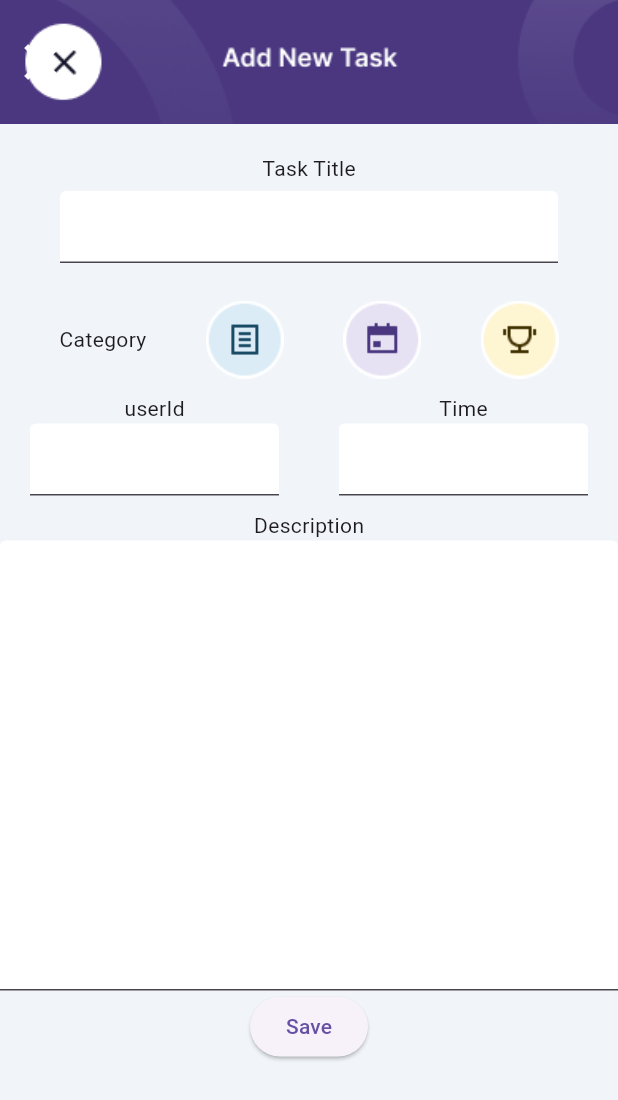
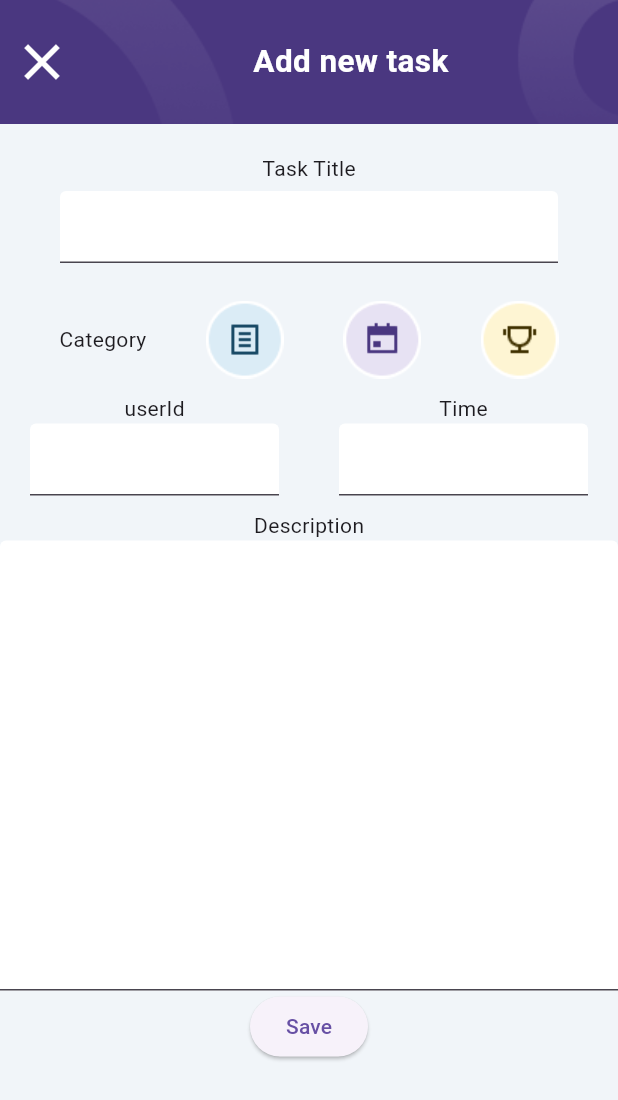
Before and after one commit to JavidIbra/flutter_todo_app, a Flutter app: the screen it shows after launch, after a tap on "Add Task", on a phone screen of 412 x 824 dp. Shown: the top 1100 px of the screen. Run offline on Flutter 3.47's test engine with Material 3 defaults, Android fonts, the phone set to English and light mode, and no system bars; our stand-ins replace hexcolor; network calls fail.

```diff
--- a/lib/main.dart
+++ b/lib/main.dart
@@ -16,6 +16,8 @@ class _MyAppState extends State<MyApp> {
   @override
   Widget build(BuildContext context) {
     return const MaterialApp(
-        debugShowCheckedModeBanner: false, home: HomeScreen());
+      debugShowCheckedModeBanner: false,
+      home: HomeScreen(),
+    );
   }
 }
--- a/lib/screens/add_new_task.dart
+++ b/lib/screens/add_new_task.dart
@@ -58,16 +58,16 @@ class _AddNewTaskScreenState extends State<AddNewTaskScreen> {
                         color: Colors.white,
                       ),
                     ),
-                    // const Expanded(
-                    //   child: Text(
-                    //     "Add new task",
-                    //     style: TextStyle(
-                    //         color: Colors.white,
-                    //         fontWeight: FontWeight.bold,
-                    //         fontSize: 21),
-                    //     textAlign: TextAlign.center,
-                    //   ),
-                    // )
+                    const Expanded(
+                      child: Text(
+                        "Add new task",
+                        style: TextStyle(
+                            color: Colors.white,
+                            fontWeight: FontWeight.bold,
+                            fontSize: 21),
+                        textAlign: TextAlign.center,
+                      ),
+                    ),
                   ],
                 ),
               ),
--- a/lib/screens/home.dart
+++ b/lib/screens/home.dart
@@ -17,6 +17,8 @@ class HomeScreen extends StatefulWidget {
 class _HomeScreenState extends State<HomeScreen> {
   //List<String> todoList = ["Study Lesson", "Run 5k", "Go To Party"];
   //List<String> completedTodoList = ["Game meetup", "trash move out"];
+
+  // final now = DateTime.now();
 
   List<Task> todoList = [
     Task(
@@ -81,30 +83,30 @@ class _HomeScreenState extends State<HomeScreen> {
                     image: AssetImage("lib/assets/images/header.png"),
                     fit: BoxFit.cover,
                   )),
-              // child: const Column(
-              //   children: [
-              //     Padding(
-              //       padding: EdgeInsets.only(top: 20),
-              //       child: Text(
-              //         "23.03.2024",
-              //         style: TextStyle(
-              //             color: Colors.white,
-              //             fontSize: 20,
-              //             fontWeight: FontWeight.bold),
-              //       ),
-              //     ),
-              //     Padding(
-              //       padding: EdgeInsets.only(top: 40),
-              //       child: Text(
-              //         "Todo App",
-              //         style: TextStyle(
-              //             color: Colors.white,
-              //             fontSize: 30,
-              //             fontWeight: FontWeight.bold),
-              //       ),
-              //     ),
-              //   ],
-              // ),
+              child: const Column(
+                children: [
+                  Padding(
+                    padding: EdgeInsets.only(top: 20),
+                    child: Text(
+                      "Sentyabr 02,2024",
+                      style: TextStyle(
+                          color: Colors.white,
+                          fontSize: 20,
+                          fontWeight: FontWeight.bold),
+                    ),
+                  ),
+                  Padding(
+                    padding: EdgeInsets.only(top: 40),
+                    child: Text(
+                      "Todo App",
+                      style: TextStyle(
+                          color: Colors.white,
+                          fontSize: 30,
+                          fontWeight: FontWeight.bold),
+                    ),
+                  ),
+                ],
+              ),
             ),
             //Top column
             Expanded(
```
Also changed, not shown: lib/assets/images/add_new_task_header.png, lib/assets/images/header.png, lib/constants/path.dart (added).
